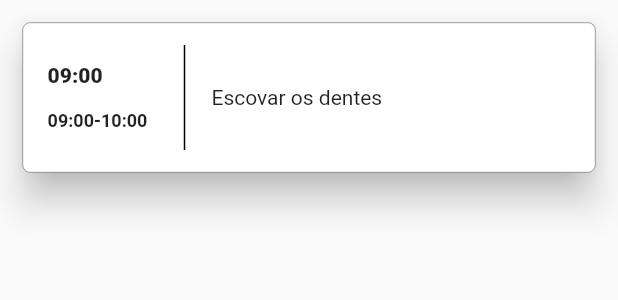
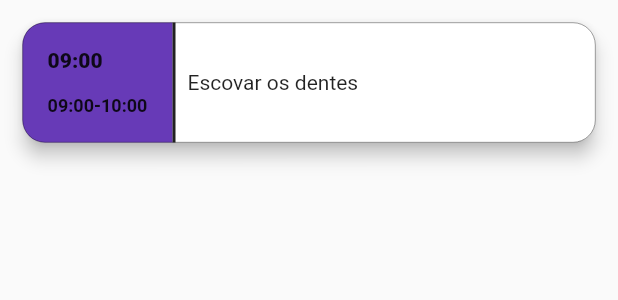
Before and after one commit to HiltonThallyson/my_agenda, a Flutter app: the TaskCard widget shown alone on an empty page, opened directly with sample values from the repository, on a phone screen of 412 x 824 dp. Shown: the top 300 px of the screen. Run offline on Flutter 3.47's test engine with Material 2 defaults, Android fonts, the phone set to English and light mode, and no system bars; our stand-ins replace flutter_mobx, flutter_modular, mobx; generated files the repository leaves out were written again; project files that could hold a hidden picture were left out.

Commit message:
Adicionado classe com coresd o app, mudança na cor do card de tarefas

```diff
--- a/lib/features/home/home_page.dart
+++ b/lib/features/home/home_page.dart
@@ -3,6 +3,7 @@ import 'package:flutter/services.dart';
 import 'package:flutter_mobx/flutter_mobx.dart';
 import 'package:flutter_modular/flutter_modular.dart';
 import 'package:intl/intl.dart';
+import 'package:my_agenda/utils/appColors.dart';
 
 import '../tasks/state/tasks_state_data.dart';
 import '../tasks/widgets/task_card.dart';
@@ -95,7 +96,7 @@ class _HomePageState extends State<HomePage> {
           children: [
             Container(
               padding: const EdgeInsets.only(top: 30, left: 20, right: 20),
-              color: Colors.deepPurple,
+              color: AppColors.primaryAppColor,
               height: 110,
               child: ListView.separated(
                 separatorBuilder: (context, index) => const SizedBox(
--- a/lib/features/tasks/widgets/task_card.dart
+++ b/lib/features/tasks/widgets/task_card.dart
@@ -1,4 +1,5 @@
 import 'package:flutter/material.dart';
+import 'package:my_agenda/utils/appColors.dart';
 
 import '../../../utils/appthemes.dart';
 import '../task.dart';
@@ -11,19 +12,21 @@ class TaskCard extends StatelessWidget {
   Widget build(BuildContext context) {
     return Card(
       margin: const EdgeInsets.all(15),
-      elevation: 10,
+      elevation: 5,
       shape: RoundedRectangleBorder(
           side: const BorderSide(width: 0.25),
-          borderRadius: BorderRadius.circular(5)),
+          borderRadius: BorderRadius.circular(15)),
       child: Row(
         children: [
           Container(
             decoration: const BoxDecoration(
+              color: AppColors.primaryAppColor,
               borderRadius: BorderRadius.only(
-                  topLeft: Radius.circular(5), bottomLeft: Radius.circular(5)),
+                  topLeft: Radius.circular(15),
+                  bottomLeft: Radius.circular(15)),
             ),
             width: 100,
-            height: 100,
+            height: 80,
             child: Row(
               mainAxisAlignment: MainAxisAlignment.center,
               children: [
@@ -47,11 +50,13 @@ class TaskCard extends StatelessWidget {
               ],
             ),
           ),
-          const SizedBox(
-            height: 70,
-            child: VerticalDivider(
-              thickness: 1,
-              color: Colors.black,
+          Container(
+            decoration: const BoxDecoration(color: AppColors.primaryAppColor),
+            height: 80,
+            child: const VerticalDivider(
+              width: 0,
+              thickness: 2,
+              color: Colors.black87,
             ),
           ),
           const SizedBox(
--- /dev/null
+++ b/lib/utils/appColors.dart
@@ -0,0 +1,5 @@
+import 'package:flutter/material.dart';
+
+class AppColors {
+  static const primaryAppColor = Colors.deepPurple;
+}
```
